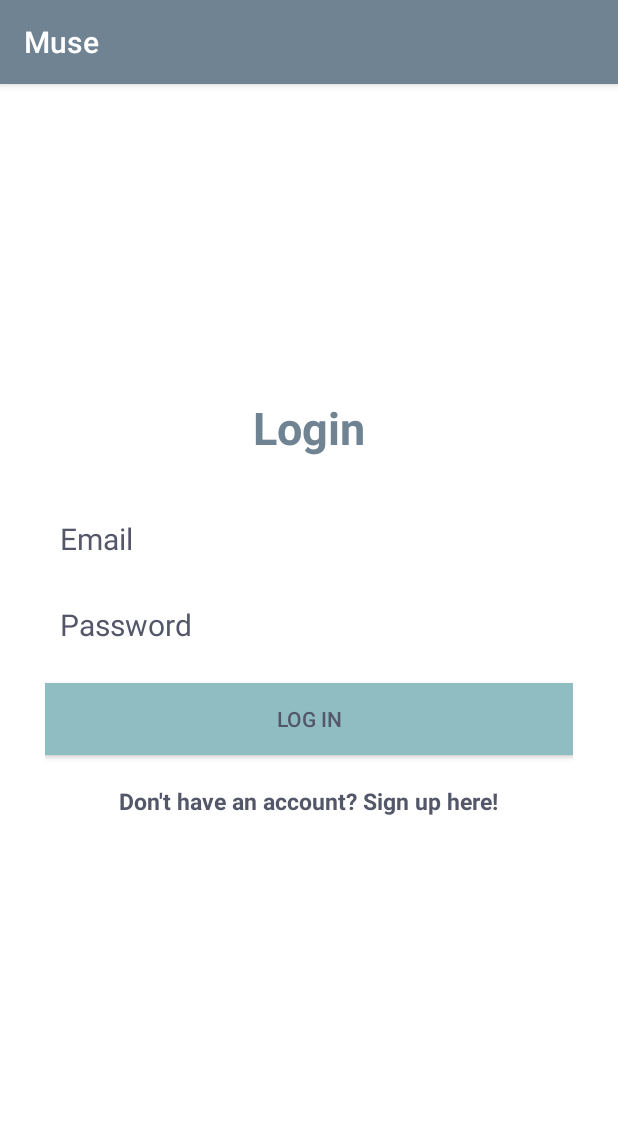
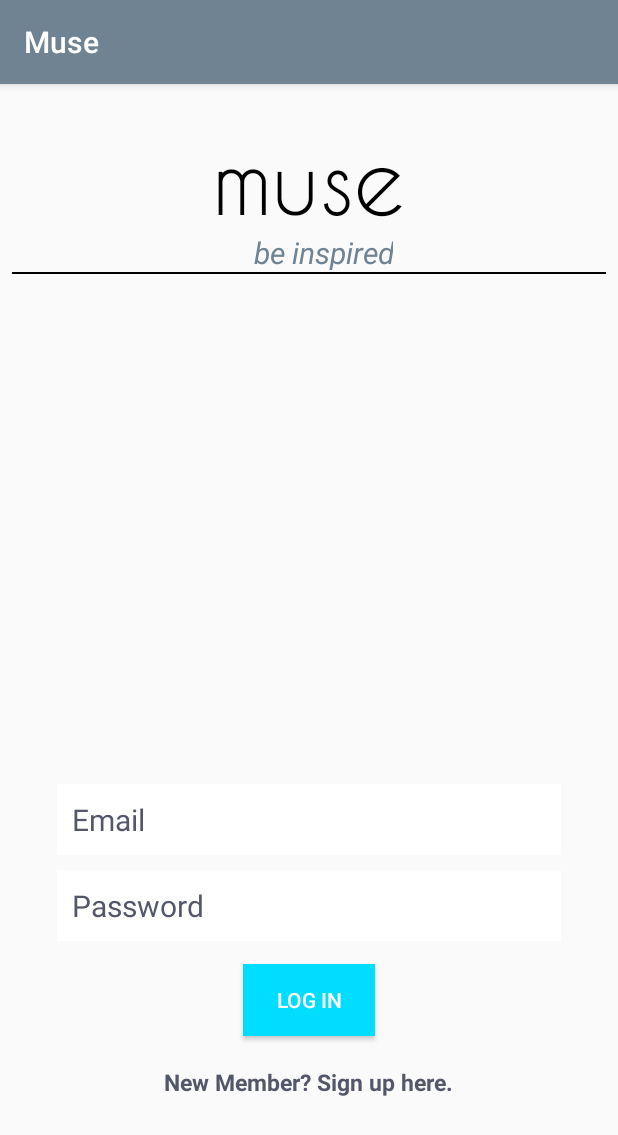
Before and after one commit to jessicakenney/muse, an Android app: the LoginActivity screen opened directly, with no data from a screen before it, on a phone screen of 412 x 824 dp. Shown: the top 1135 px of the screen. Run offline under Robolectric (Android 15) with nearby library versions, the phone set to English and light mode, and no system bars; our stand-ins replace ButterKnife, Firebase (no records; nobody signed in at launch, a user with empty details on screens opened directly); 1 statement that could not run was skipped.

Commit message:
logo on login page

```diff
--- a/app/src/main/java/com/epicodus/muse/ui/LoginActivity.java
+++ b/app/src/main/java/com/epicodus/muse/ui/LoginActivity.java
@@ -2,9 +2,10 @@ package com.epicodus.muse.ui;
 
 import android.app.ProgressDialog;
 import android.content.Intent;
+import android.graphics.Typeface;
+import android.os.Bundle;
 import android.support.annotation.NonNull;
 import android.support.v7.app.AppCompatActivity;
-import android.os.Bundle;
 import android.util.Log;
 import android.view.View;
 import android.widget.Button;
@@ -12,7 +13,6 @@ import android.widget.EditText;
 import android.widget.TextView;
 import android.widget.Toast;
 
-import com.epicodus.muse.ui.MainActivity;
 import com.epicodus.muse.R;
 import com.google.android.gms.tasks.OnCompleteListener;
 import com.google.android.gms.tasks.Task;
@@ -29,6 +29,7 @@ public class LoginActivity extends AppCompatActivity implements View.OnClickList
     @Bind(R.id.emailEditText) EditText mEmailEditText;
     @Bind(R.id.passwordEditText) EditText mPasswordEditText;
     @Bind(R.id.registerTextView) TextView mRegisterTextView;
+    @Bind(R.id.museTextView) TextView mMuseTextView;
 
     private FirebaseAuth mAuth;
     private FirebaseAuth.AuthStateListener mAuthListener;
@@ -40,6 +41,9 @@ public class LoginActivity extends AppCompatActivity implements View.OnClickList
         setContentView(R.layout.activity_login);
 
         ButterKnife.bind(this);
+
+        Typeface typeface = Typeface.createFromAsset(getAssets(), "fonts/CaviarDreams.ttf");
+        mMuseTextView.setTypeface(typeface);
 
         mRegisterTextView.setOnClickListener(this);
         mPasswordLoginButton.setOnClickListener(this);
--- a/app/src/main/java/com/epicodus/muse/ui/UserAccountActivity.java
+++ b/app/src/main/java/com/epicodus/muse/ui/UserAccountActivity.java
@@ -4,6 +4,7 @@ import android.content.Intent;
 import android.graphics.Typeface;
 import android.os.Bundle;
 import android.support.v7.app.AppCompatActivity;
+import android.util.Log;
 import android.view.View;
 import android.widget.Button;
 import android.widget.TextView;
@@ -11,6 +12,7 @@ import android.widget.Toast;
 
 import com.epicodus.muse.R;
 import com.google.firebase.auth.FirebaseAuth;
+import com.google.firebase.auth.FirebaseUser;
 
 import butterknife.Bind;
 import butterknife.ButterKnife;
@@ -20,6 +22,8 @@ public class UserAccountActivity extends AppCompatActivity implements View.OnCli
     @Bind(R.id.userTextView) TextView mUserTextView;
     @Bind(R.id.galleryButton) Button mGalleryButton;
     @Bind(R.id.logoutButton) Button mLogoutButton;
+    private FirebaseAuth mAuth;
+    private FirebaseAuth.AuthStateListener mAuthListener;
 
     @Override
     protected void onCreate(Bundle savedInstanceState) {
@@ -32,6 +36,22 @@ public class UserAccountActivity extends AppCompatActivity implements View.OnCli
 
         mGalleryButton.setOnClickListener(this);
         mLogoutButton.setOnClickListener(this);
+
+        mAuth = FirebaseAuth.getInstance();
+        FirebaseUser user = mAuth.getCurrentUser();
+        Log.v(TAG, ">>need to set user name here "+user.getDisplayName());
+        mUserTextView.setText("Hi "+user.getDisplayName());
+
+//        mAuthListener = new FirebaseAuth.AuthStateListener() {
+//            @Override
+//            public void onAuthStateChanged(@NonNull FirebaseAuth firebaseAuth) {
+//                FirebaseUser user = firebaseAuth.getCurrentUser();
+//                if (user != null) {
+//                    //when there is a user logged in
+//                } else {
+//                }
+//            }
+//        };
 
     }
 
--- a/app/src/main/res/layout/activity_login.xml
+++ b/app/src/main/res/layout/activity_login.xml
@@ -1,31 +1,84 @@
 <?xml version="1.0" encoding="utf-8"?>
-<RelativeLayout
-    xmlns:android="http://schemas.android.com/apk/res/android"
-    xmlns:tools="http://schemas.android.com/tools"
-    android:layout_width="match_parent"
-    android:layout_height="match_parent"
-    tools:context="com.epicodus.myrestaurants.ui.LoginActivity"
-    android:background="@color/white">
+<android.support.constraint.ConstraintLayout xmlns:android="http://schemas.android.com/apk/res/android"
+        xmlns:app="http://schemas.android.com/apk/res-auto"
+        xmlns:tools="http://schemas.android.com/tools"
+        android:layout_width="match_parent"
+        android:layout_height="match_parent"
+        tools:context="com.epicodus.muse.ui.LoginActivity"
+        tools:layout_editor_absoluteY="81dp"
+        tools:layout_editor_absoluteX="0dp">
+
+    <TextView
+        android:id="@+id/museTextView"
+        android:layout_width="wrap_content"
+        android:layout_height="wrap_content"
+        android:gravity="center"
+        android:text="muse"
+        android:textColor="@color/black"
+        android:textSize="60dp"
+        android:textStyle="bold"
+        android:layout_above="@+id/tagTextView"
+        android:layout_centerHorizontal="true"
+        tools:layout_constraintTop_creator="1"
+        tools:layout_constraintRight_creator="1"
+        app:layout_constraintRight_toRightOf="parent"
+        android:layout_marginTop="28dp"
+        tools:layout_constraintLeft_creator="1"
+        app:layout_constraintLeft_toLeftOf="parent"
+        app:layout_constraintTop_toTopOf="parent" />
+
+    <TextView
+        android:id="@+id/tagTextView"
+        android:layout_width="wrap_content"
+        android:layout_height="wrap_content"
+        android:text="be inspired"
+        android:textColor="@color/colorPrimary"
+        android:textSize="20dp"
+        android:gravity="center"
+        android:textStyle="italic"
+        android:layout_centerHorizontal="true"
+        tools:layout_constraintTop_creator="1"
+        android:layout_marginStart="27dp"
+        app:layout_constraintTop_toBottomOf="@+id/museTextView"
+        tools:layout_constraintLeft_creator="1"
+        app:layout_constraintLeft_toLeftOf="@+id/museTextView"
+        android:layout_marginLeft="27dp" />
 
     <LinearLayout
+        android:id="@+id/linearLayout"
+        android:layout_width="0dp"
+        android:layout_height="wrap_content"
+        android:layout_alignParentBottom="true"
+        android:layout_alignParentLeft="true"
+        android:layout_alignParentStart="true"
         android:orientation="vertical"
-        android:layout_width="match_parent"
-        android:layout_height="wrap_content"
         android:padding="30dp"
-        android:layout_centerVertical="true"
-        android:layout_centerHorizontal="true"
-        android:id="@+id/linearLayout">
+        android:weightSum="1"
+        app:layout_constraintBottom_toBottomOf="parent"
+        android:layout_marginBottom="62dp"
+        android:layout_marginRight="8dp"
+        app:layout_constraintRight_toRightOf="parent"
+        android:layout_marginLeft="8dp"
+        app:layout_constraintLeft_toLeftOf="parent"
+        app:layout_constraintHorizontal_bias="0.0"
+        app:layout_constraintTop_toTopOf="parent"
+        android:layout_marginTop="8dp"
+        app:layout_constraintVertical_bias="1.0"
+        android:layout_marginStart="8dp"
+        android:layout_marginEnd="8dp"
+        tools:layout_constraintRight_creator="1"
+        tools:layout_constraintLeft_creator="1">
 
         <EditText
             android:id="@+id/emailEditText"
             android:layout_width="match_parent"
             android:layout_height="wrap_content"
+            android:layout_marginBottom="10dp"
             android:background="@android:color/white"
             android:hint="Email"
             android:inputType="textEmailAddress"
             android:nextFocusDown="@+id/passwordEditText"
             android:padding="10dp"
-            android:layout_marginBottom="10dp"
             android:textColor="@android:color/black"
             android:textColorHint="@color/colorPrimaryDark"
             android:textSize="20sp" />
@@ -46,35 +99,45 @@
 
         <Button
             android:id="@+id/passwordLoginButton"
-            android:layout_width="match_parent"
+            android:layout_width="wrap_content"
             android:layout_height="wrap_content"
+            android:layout_gravity="center"
+            android:layout_marginTop="15dp"
+            android:background="@android:color/holo_blue_bright"
+            android:gravity="center"
             android:padding="10dp"
             android:text="Log in"
-            android:background="@color/colorAccent"
-            android:layout_marginTop="15dp"
-            android:textColor="@color/colorPrimaryDark" />
+            android:textColor="@color/white" />
 
         <TextView
+            android:id="@+id/registerTextView"
             android:layout_width="wrap_content"
             android:layout_height="wrap_content"
+            android:layout_gravity="center_horizontal"
             android:layout_marginTop="20dp"
+            android:text="New Member? Sign up here."
             android:textColor="@color/colorPrimaryDark"
-            android:textStyle="bold"
             android:textSize="15sp"
-            android:text="Don't have an account? Sign up here!"
-            android:id="@+id/registerTextView"
-            android:layout_gravity="center_horizontal" />
+            android:textStyle="bold" />
 
     </LinearLayout>
 
-    <TextView
-        android:layout_width="wrap_content"
-        android:layout_height="wrap_content"
-        android:text="Login"
-        android:textColor="@color/colorPrimary"
-        android:textSize="30dp"
-        android:textStyle="bold"
-        android:layout_above="@+id/linearLayout"
-        android:layout_centerHorizontal="true" />
+    <View
+        android:layout_width="0dp"
+        android:layout_height="1dp"
+        android:background="@android:color/black"
+        android:id="@+id/horizontalLine"
+        tools:layout_constraintTop_creator="1"
+        tools:layout_constraintRight_creator="1"
+        tools:layout_constraintBottom_creator="1"
+        android:layout_marginStart="8dp"
+        app:layout_constraintBottom_toBottomOf="@+id/tagTextView"
+        android:layout_marginEnd="8dp"
+        app:layout_constraintRight_toRightOf="parent"
+        app:layout_constraintTop_toBottomOf="@+id/tagTextView"
+        tools:layout_constraintLeft_creator="1"
+        app:layout_constraintLeft_toLeftOf="parent"
+        android:layout_marginLeft="8dp"
+        android:layout_marginRight="8dp" />
 
-</RelativeLayout>
+</android.support.constraint.ConstraintLayout>
--- a/app/src/main/res/layout/activity_user_account.xml
+++ b/app/src/main/res/layout/activity_user_account.xml
@@ -12,7 +12,6 @@
             android:id="@+id/userTextView"
             android:layout_width="wrap_content"
             android:layout_height="wrap_content"
-            android:text="Hi There User....."
             android:textColor="@color/colorPrimary"
             android:textSize="30dp"
             tools:layout_constraintTop_creator="1"
@@ -30,8 +29,8 @@
             android:layout_height="wrap_content"
             android:padding="10dp"
             android:text="My Gallery"
-            android:background="@color/colorAccent"
-            android:textColor="@color/colorPrimaryDark"
+            android:background="@android:color/holo_blue_bright"
+            android:textColor="@color/white"
             tools:layout_constraintTop_creator="1"
             tools:layout_constraintRight_creator="1"
             app:layout_constraintRight_toRightOf="parent"
@@ -46,8 +45,8 @@
             android:layout_height="wrap_content"
             android:padding="10dp"
             android:text="Log out"
-            android:background="@color/colorAccent"
-            android:textColor="@color/colorPrimaryDark"
+            android:background="@color/colorPrimary"
+            android:textColor="@color/white"
             tools:layout_constraintRight_creator="1"
             tools:layout_constraintBottom_creator="1"
             android:layout_marginStart="8dp"
```
